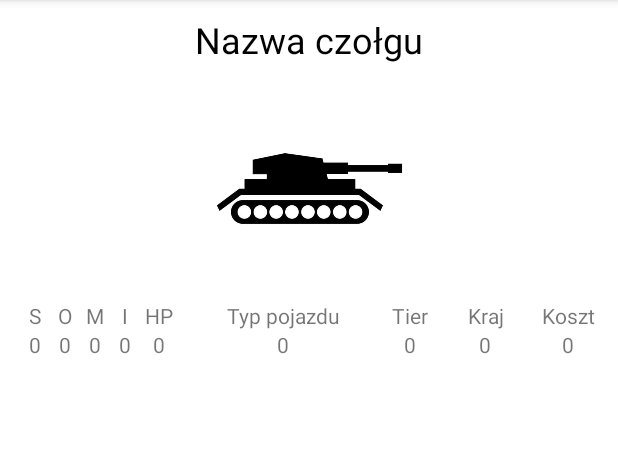
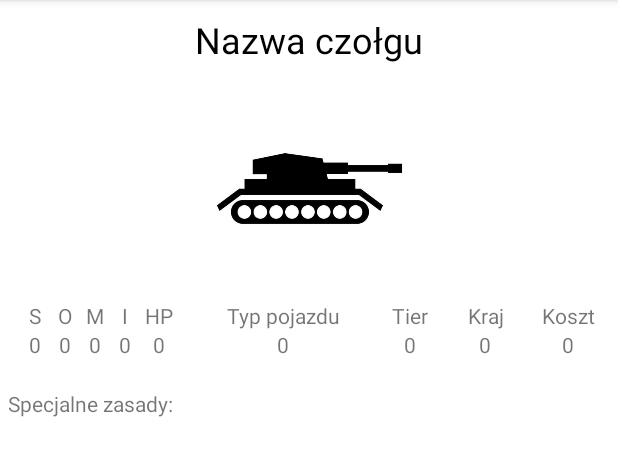
Before and after one commit to MrDeliciousX/MiniTanksWOT, an Android app: the TankProfileActivity screen opened directly, with no data from a screen before it, on a phone screen of 412 x 824 dp, the part 84-560 px from its top. Run offline under Robolectric (Android 15) with nearby library versions, the phone set to English and light mode, and no system bars.

Commit message:
poprawa profilu czołgu

```diff
--- a/app/src/main/res/layout/activity_tank_profile.xml
+++ b/app/src/main/res/layout/activity_tank_profile.xml
@@ -32,6 +32,7 @@
         app:srcCompat="@drawable/tank_profile_image" />
 
     <TableLayout
+        android:id="@+id/tankProfile_stats"
         android:layout_width="wrap_content"
         android:layout_height="wrap_content"
         app:layout_constraintEnd_toEndOf="parent"
@@ -175,4 +176,27 @@
         </TableRow>
 
     </TableLayout>
+
+    <LinearLayout
+        android:layout_width="0dp"
+        android:layout_height="wrap_content"
+        android:layout_marginStart="5dp"
+        android:layout_marginTop="20dp"
+        android:layout_marginEnd="5dp"
+        android:orientation="vertical"
+        app:layout_constraintEnd_toEndOf="parent"
+        app:layout_constraintStart_toStartOf="parent"
+        app:layout_constraintTop_toBottomOf="@+id/tankProfile_stats">
+
+        <TextView
+            android:id="@+id/tankProfile_addRules"
+            android:layout_width="wrap_content"
+            android:layout_height="wrap_content"
+            android:text="@string/stat_special_rules" />
+
+        <ListView
+            android:id="@+id/tankProfile_listRules"
+            android:layout_width="wrap_content"
+            android:layout_height="wrap_content" />
+    </LinearLayout>
 </androidx.constraintlayout.widget.ConstraintLayout>
--- a/app/src/main/res/values/strings.xml
+++ b/app/src/main/res/values/strings.xml
@@ -36,5 +36,6 @@
     <string name="stat_tier">Tier</string>
     <string name="stat_nation">Kraj</string>
     <string name="stat_cost">Koszt</string>
+    <string name="stat_special_rules">Specjalne zasady:</string>
 
 </resources>
```
